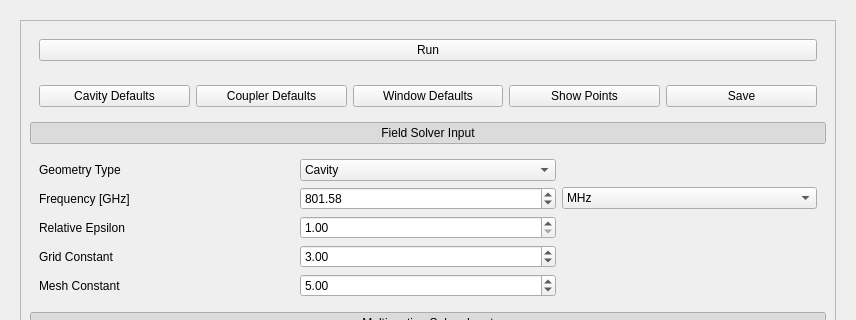
The window that ui_files/multipacting.ui (Dark-Elektron/CavityDesignHub) describes before a commit, drawn with Qt 5; both pictures show x 0 to 856 and y 0 to 320 of the 856 by 1076 pixel window.
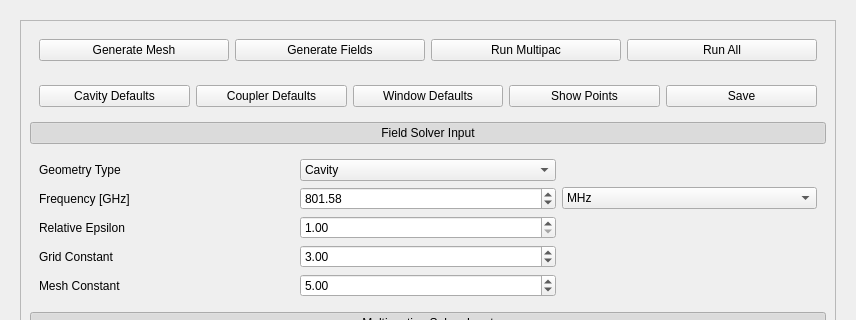
The same window after the commit.

Patch:
```diff
--- a/ui_files/multipacting.ui
+++ b/ui_files/multipacting.ui
@@ -602,10 +602,31 @@
           <item row="0" column="0">
            <widget class="QWidget" name="widget_3" native="true">
             <layout class="QGridLayout" name="gridLayout_9">
-             <item row="0" column="0">
+             <item row="0" column="3">
               <widget class="QPushButton" name="pb_Run">
                <property name="text">
-                <string>Run</string>
+                <string>Run All</string>
+               </property>
+              </widget>
+             </item>
+             <item row="0" column="0">
+              <widget class="QPushButton" name="pb_Generate_Mesh">
+               <property name="text">
+                <string>Generate Mesh</string>
+               </property>
+              </widget>
+             </item>
+             <item row="0" column="2">
+              <widget class="QPushButton" name="pb_Run_Multipac">
+               <property name="text">
+                <string>Run Multipac</string>
+               </property>
+              </widget>
+             </item>
+             <item row="0" column="1">
+              <widget class="QPushButton" name="pb_Generate_Fields">
+               <property name="text">
+                <string>Generate Fields</string>
                </property>
               </widget>
              </item>
```
